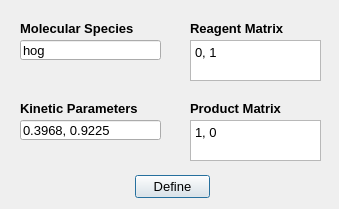
Qt form GUI/inputWindow.ui (Jebrayam/systemsbiology) before a commit.
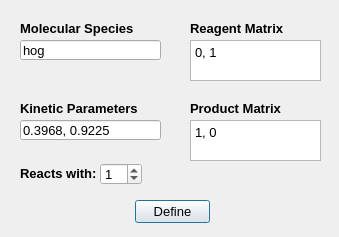
The same form after that commit.

Patch:
```diff
--- a/GUI/inputWindow.ui
+++ b/GUI/inputWindow.ui
@@ -7,7 +7,7 @@
     <x>0</x>
     <y>0</y>
     <width>339</width>
-    <height>209</height>
+    <height>237</height>
    </rect>
   </property>
   <property name="font">
@@ -23,7 +23,7 @@
    <property name="geometry">
     <rect>
      <x>135</x>
-     <y>175</y>
+     <y>200</y>
      <width>75</width>
      <height>23</height>
     </rect>
@@ -184,6 +184,38 @@
     <string>Product Matrix</string>
    </property>
   </widget>
+  <widget class="QSpinBox" name="inpReacBox">
+   <property name="geometry">
+    <rect>
+     <x>100</x>
+     <y>163</y>
+     <width>42</width>
+     <height>22</height>
+    </rect>
+   </property>
+   <property name="value">
+    <number>1</number>
+   </property>
+  </widget>
+  <widget class="QLabel" name="label">
+   <property name="geometry">
+    <rect>
+     <x>20</x>
+     <y>165</y>
+     <width>81</width>
+     <height>16</height>
+    </rect>
+   </property>
+   <property name="font">
+    <font>
+     <weight>75</weight>
+     <bold>true</bold>
+    </font>
+   </property>
+   <property name="text">
+    <string>Reacts with:</string>
+   </property>
+  </widget>
  </widget>
  <resources/>
  <connections/>
```
